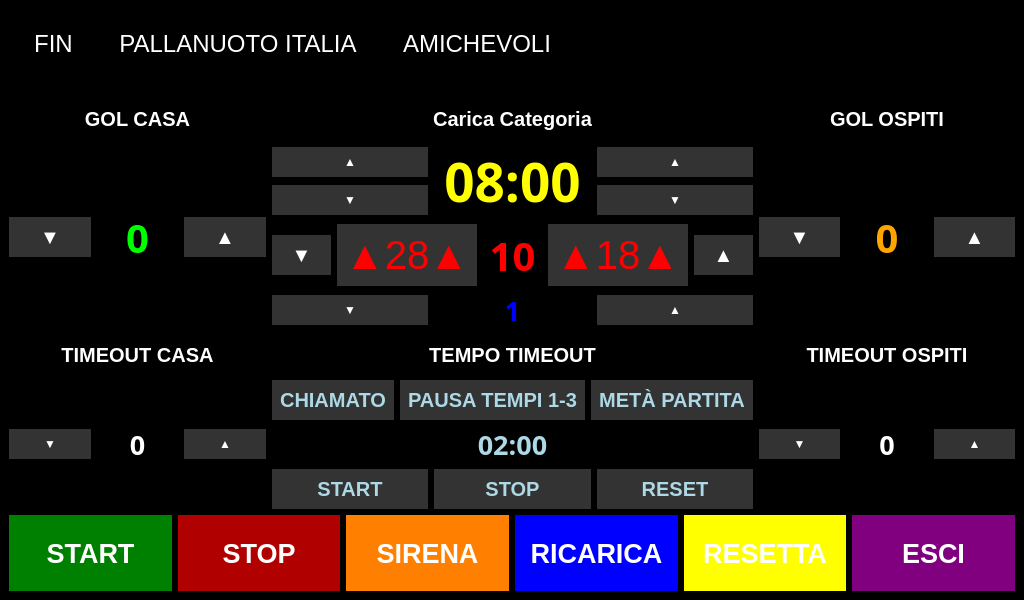
This is rasp5/gui/tabellone.ui in pythonpenguin/segnapunti_pallanuoto as Qt 5 draws it before an edit. The edited form follows.
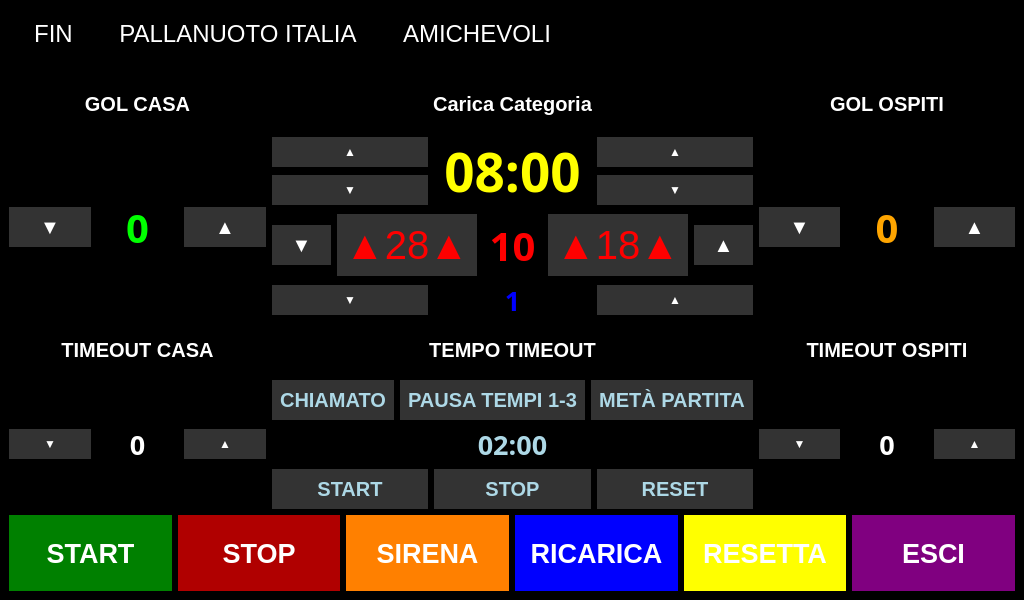
This is the edited form.

Commit message: https://github.com/pythonpenguin/segnapunti_pallanuoto/issues/17#issue-3603611589

Diff of the .ui file:
```diff
--- a/rasp5/gui/tabellone.ui
+++ b/rasp5/gui/tabellone.ui
@@ -66,12 +66,12 @@
                 QMenuBar {
                 font-size: 24px;
                 padding: 8px;
-                min-height: 50px;
+                min-height: 30px;
                 }
 
                 QMenuBar::item {
                 padding: 12px 20px;
-                min-height: 40px; /* forza altezza minima "cliccabile" */
+                min-height: 30px; /* forza altezza minima "cliccabile" */
                 }
 
                 QMessageBox {
```
